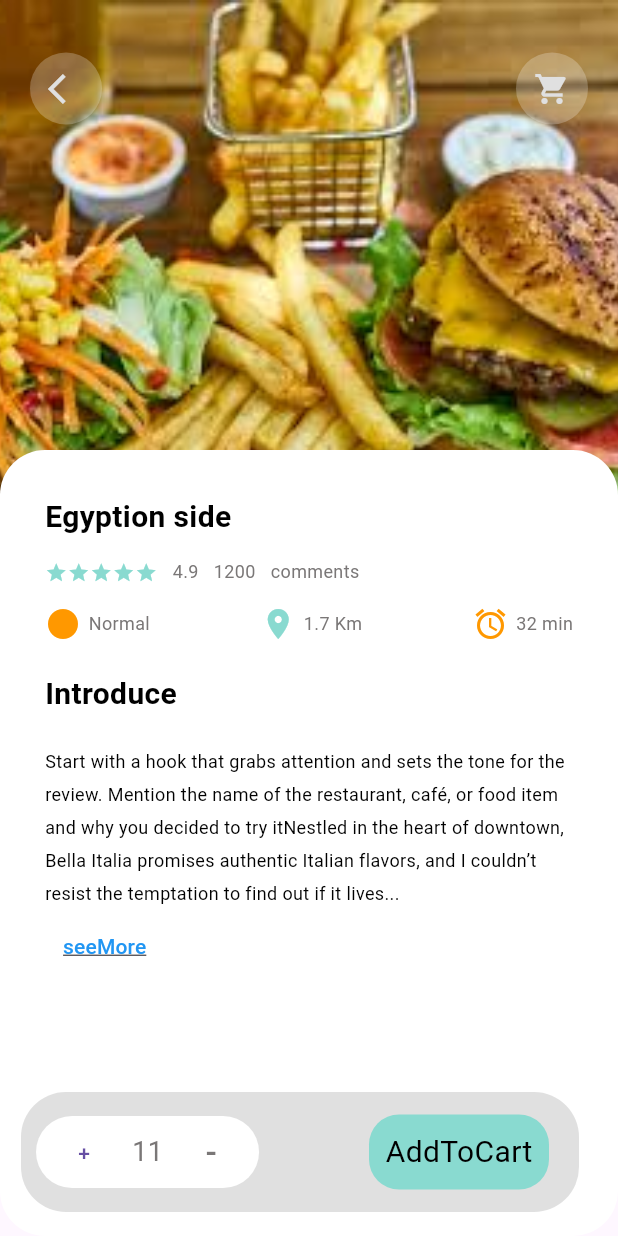
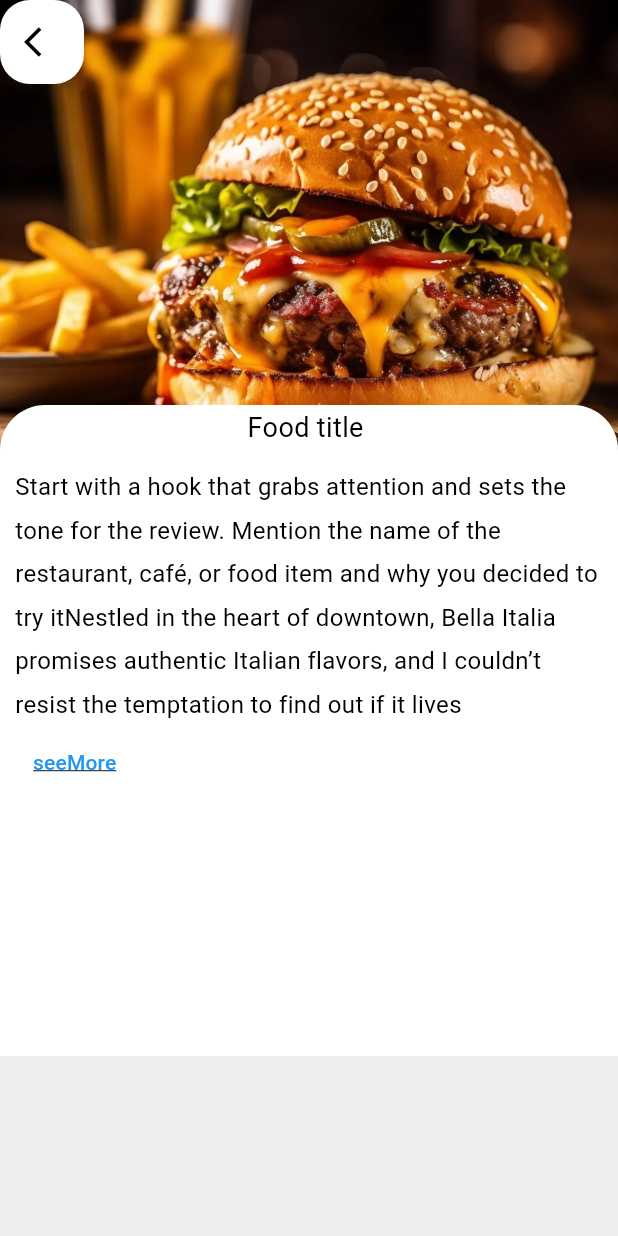
Before and after one commit to alilotfy4321/food_delevry_app, a Flutter app: the screen it shows after launch, after a tap on "Egyption side", on a phone screen of 412 x 824 dp. Run offline on Flutter 3.47's test engine with Material 3 defaults, Android fonts, the phone set to English and light mode, and no system bars; our stand-ins replace flutter_bloc, smooth_page_indicator.

Commit message:
added some changes

```diff
--- a/analysis_options.yaml
+++ b/analysis_options.yaml
@@ -10,6 +10,8 @@
 analyzer:
   errors:
     prefer_const_constructors: ignore
+    non_constant_identifier_names: ignore
+    sort_child_properties_last: ignore
 include: package:flutter_lints/flutter.yaml
 
 linter:
--- /dev/null
+++ b/lib/constant/used_text_test.dart
@@ -0,0 +1,15 @@
+String testText="Start with a hook that grabs attention and sets the tone for the review. Mention the name of the restaurant, café, or food item and why you decided to try it"
+                    "Nestled in the heart of downtown, Bella Italia promises authentic Italian flavors, and I couldn’t resist the temptation to find out if it lives up to the hype"
+                    "Nestled in the heart of downtown, Bella Italia promises authentic Italian flavors, and I couldn’t resist the temptation to find out if it lives up to the hype"
+                    "Nestled in the heart of downtown, Bella Italia promises authentic Italian flavors, and I couldn’t resist the temptation to find out if it lives up to the hype"
+                    "Nestled in the heart of downtown, Bella Italia promises authentic Italian flavors, and I couldn’t resist the temptation to find out if it lives up to the hype"
+                    "attention and sets the tone for the review. Mention the name of the restaurant, café, or food item and why you decided to try it"
+                    "Nestled in the heart of downtown, Bella Italia promises authentic Italian flavors, and I couldn’t resist the temptation to find out if it lives up to the hype"
+                    "Nestled in the heart of downtown, Bella Italia promises authentic Italian flavors, and I couldn’t resist the temptation to find out if it lives up to the hype"
+                    "attention and sets the tone for the review. Mention the name of the restaurant, café, or food item and why you decided to try it"
+                "Nestled in the heart of downtown, Bella Italia promises authentic Italian flavors, and I couldn’t resist the temptation to find out if it lives up to the hype"
+                    "Nestled in the heart of downtown, Bella Italia promises authentic Italian flavors, and I couldn’t resist the temptation to find out if it lives up to the hype"
+                    "Nestled in the heart of downtown, Bella Italia promises authentic Italian flavors, and I couldn’t resist the temptation to find out if it lives up to the hype"
+                    "Nestled in the heart of downtown, Bella Italia promises authentic Italian flavors, and I couldn’t resist the temptation to find out if it lives up to the hype"
+                    "Nestled in the heart of downtown, Bella Italia promises authentic Italian flavors, and I couldn’t resist the temptation to find out if it lives up to the hype"
+                    "Nestled in the heart of downtown, Bella Italia promises authentic Italian flavors, and I couldn’t resist the temptation to find out if it lives up to the hype";
--- a/lib/main.dart
+++ b/lib/main.dart
@@ -22,7 +22,8 @@ class MyApp extends StatelessWidget {
           return MaterialApp(
             debugShowCheckedModeBanner: false,
             theme: ThemeData(),
-            home: HomeScreen(),
+           home: HomeScreen(),
+          //home: CustomScroolSliver(),
           );
         },
       ),
--- /dev/null
+++ b/lib/view/Custom_scrollview_sliver/sliverPage.dart
@@ -0,0 +1,112 @@
+// ignore_for_file: prefer_const_constructors, unused_local_variable
+
+import 'package:flutter/material.dart';
+import 'package:flutter_bloc/flutter_bloc.dart';
+import 'package:food_delevry_app/constant/used_text_test.dart';
+import 'package:food_delevry_app/contraller/food_delevry/food_delevry_cubit.dart';
+import 'package:food_delevry_app/shared_in_app/app_colors.dart';
+import 'package:food_delevry_app/shared_in_app/custom_widget/custom_text/small_text.dart';
+
+class ListPartTwoTapped extends StatelessWidget {
+  const ListPartTwoTapped({super.key});
+
+  @override
+  Widget build(BuildContext context) {
+    double screenW = MediaQuery.sizeOf(context).width;
+    double screenH = MediaQuery.sizeOf(context).width;
+    return BlocBuilder<FoodDelevryCubit, FoodDelevryState>(
+      builder: (context, state) {
+        var cubit = FoodDelevryCubit.get(context);
+        return Scaffold(
+          backgroundColor: Colors.white,
+          body: CustomScrollView(slivers: <Widget>[
+            SliverAppBar(
+              leading: Container(
+                    decoration: BoxDecoration(
+                      color: Colors.white,borderRadius: BorderRadius.circular(20),
+                    ),
+                    child: IconButton(
+                        onPressed: () {
+                          Navigator.pop(context);
+                        },
+                        icon: Icon(Icons.arrow_back_ios,color: Colors.black,)),
+                  ),
+              backgroundColor: Colors.white,
+              expandedHeight: screenH / (screenH / 300),
+              floating: false,
+              pinned: true,
+              flexibleSpace: FlexibleSpaceBar(
+                //title: Text('Sliver Example'),
+
+                background: Image.asset(
+                  'assets/images/1.webp',
+                  fit: BoxFit.cover,
+                ),
+              ),
+              bottom: PreferredSize(
+                preferredSize: Size.fromHeight(0),
+                child: Container(
+                  decoration: BoxDecoration(
+                    color: Colors.white,
+                    borderRadius: BorderRadius.only(
+                        topLeft: Radius.circular(screenH / (screenH / 30)),
+                        topRight: Radius.circular(screenH / (screenH / 30))),
+                  ),
+                  height: screenH / (screenH / 30),
+                  child: Center(
+                    child: SmallText(
+                      text: 'Food title ',
+                      size: screenH / (screenH / 18),
+                      color: Colors.black,
+                    ),
+                  ),
+                ),
+              ),
+            ),
+            SliverToBoxAdapter(
+              child: Padding(
+                padding: const EdgeInsets.all(10.0),
+                child: Column(
+                  crossAxisAlignment: CrossAxisAlignment.start,
+                  children: [
+                    (cubit.isExpanded)
+                        ? SmallText(
+                            text: testText,
+                            height: screenH / (screenH / 1.8),
+                            size: 16,
+                            color: Colors.black,
+                          )
+                        : SmallText(
+                            text: (testText.length < 300)
+                                ? testText
+                                : testText.substring(0, 300),
+                            height: screenH / (screenH / 1.8),
+                            size: screenH / (screenH / 16),
+                            color: Colors.black,
+                          ),
+                    TextButton(
+                        onPressed: () {
+                          cubit.changeTextHeight();
+                        },
+                        child: Text(
+                          (cubit.isExpanded) ? 'seeLess' : 'seeMore',
+                          style: TextStyle(
+                            color: Colors.blue,
+                            decoration: TextDecoration.underline,
+                          ),
+                        ))
+                  ],
+                ),
+              ),
+            ),
+          ]),
+          bottomNavigationBar: Container(
+            height: screenH / (screenH / 120),
+            width: screenW / (screenW / 200),
+            color: Colors.grey[200],
+          ),
+        );
+      },
+    );
+  }
+}
--- /dev/null
+++ b/lib/view/home_page/list_view_part/scrollList_part2.dart
@@ -0,0 +1,91 @@
+// ignore_for_file: non_constant_identifir_names, non_constant_identifier_names
+
+import 'package:flutter/material.dart';
+import 'package:food_delevry_app/shared_in_app/app_colors.dart';
+import 'package:food_delevry_app/shared_in_app/custom_space/v_h_space.dart';
+
+import '../../../shared_in_app/custom_widget/custom_row_icon_text.dart';
+import '../../../shared_in_app/custom_widget/custom_text/big_text.dart';
+import '../../../shared_in_app/custom_widget/custom_text/small_text.dart';
+import '../../Custom_scrollview_sliver/sliverPage.dart';
+
+Widget ScroolListPart2(context) {
+  double screenW = MediaQuery.sizeOf(context).width;
+  double screenH = MediaQuery.sizeOf(context).width;
+  return GestureDetector(
+    onTap: () {
+      Navigator.push(
+        context,
+        MaterialPageRoute(builder: (context) => ListPartTwoTapped()),
+      );
+    },
+    child: Container(
+      height: screenH / (screenH / 120),
+      width: screenW / (screenW / 250),
+      padding: EdgeInsets.all(screenH / (screenH / 10)),
+      margin: EdgeInsets.only(
+        left: screenW / (screenW / 5),
+        right: screenW / (screenW / 10),
+        bottom: screenH / (screenH / 10),
+      ),
+      decoration: BoxDecoration(
+        color: Colors.white,
+        borderRadius: BorderRadius.circular(
+          screenH / (screenH / 15),
+        ),
+      ),
+      child: Column(
+        crossAxisAlignment: CrossAxisAlignment.start,
+        mainAxisAlignment: MainAxisAlignment.spaceBetween,
+        children: [
+          BigText(
+            text: 'Egyption side ',
+            color: Colors.black,
+          ),
+          vSpace(screenH / (screenH / 10)),
+          Row(
+            children: [
+              Wrap(
+                children: List.generate(
+                  5,
+                  (index) => Icon(
+                    Icons.star,
+                    color: AppColors.mainColor,
+                    size: screenW / (screenW / 15),
+                  ),
+                ),
+              ),
+              hSpace(screenW / (screenW / 10)),
+              SmallText(text: '4.9'),
+              hSpace(screenW / (screenW / 10)),
+              SmallText(text: '1200'),
+              hSpace(screenW / (screenW / 10)),
+              SmallText(text: 'comments'),
+            ],
+          ),
+          vSpace(screenH / (screenH / 10)),
+          Row(
+            mainAxisAlignment: MainAxisAlignment.spaceBetween,
+            children: const [
+              CustomRowIconAndText(
+                icon: Icons.circle,
+                text: 'Normal',
+                iconColor: Colors.orange,
+              ),
+              CustomRowIconAndText(
+                icon: Icons.location_on,
+                text: '1.7 Km',
+                iconColor: AppColors.mainColor,
+              ),
+              CustomRowIconAndText(
+                icon: Icons.alarm,
+                text: '32 min',
+                iconColor: Colors.orange,
+              ),
+            ],
+          ),
+        ],
+      ),
+    ),
+  );
+}
--- /dev/null
+++ b/lib/view/home_page/list_view_part/scrollList_part_1.dart
@@ -0,0 +1,28 @@
+// ignore_for_file: non_constant_identifier_names
+
+import 'package:flutter/material.dart';
+
+import '../selected_list_item/selected_list_item.dart';
+
+Widget ScroolListPart1(context) {
+  double screenW = MediaQuery.sizeOf(context).width;
+  double screenH = MediaQuery.sizeOf(context).width;
+  return GestureDetector(
+    onTap: () {
+      Navigator.push(
+        context,
+        MaterialPageRoute(builder: (context) => SelectedListItem()),
+      );
+    },
+    child: Container(
+      decoration: BoxDecoration(
+        color: Colors.amber,
+        image: DecorationImage(
+            image: AssetImage('assets/images/1.webp'), fit: BoxFit.cover),
+        borderRadius: BorderRadius.circular(screenH / (screenH / 20)),
+      ),
+      width: screenW / (screenW / 100),
+      height: screenH / (screenH / 120),
+    ),
+  );
+}
--- a/lib/view/home_page/list_view_part/scrolling_list.dart
+++ b/lib/view/home_page/list_view_part/scrolling_list.dart
@@ -1,11 +1,10 @@
+// ignore_for_file: unused_local_variable
+
 import 'package:flutter/material.dart';
-import 'package:food_delevry_app/shared_in_app/app_colors.dart';
-import 'package:food_delevry_app/shared_in_app/custom_space/v_h_space.dart';
-import 'package:food_delevry_app/view/home_page/selected_list_item/selected_list_item.dart';
+import 'package:food_delevry_app/view/home_page/list_view_part/scrollList_part2.dart';
+import 'package:food_delevry_app/view/home_page/list_view_part/scrollList_part_1.dart';
 
-import '../../../shared_in_app/custom_widget/custom_row_icon_text.dart';
-import '../../../shared_in_app/custom_widget/custom_text/big_text.dart';
-import '../../../shared_in_app/custom_widget/custom_text/small_text.dart';
+
 
 //screenW(screen width) screenH(screen height)
 // screenH/(screenH/value);
@@ -16,116 +15,26 @@ class ListScrollingPart extends StatelessWidget {
   @override
   Widget build(BuildContext context) {
     double screenW = MediaQuery.sizeOf(context).width;
-    double screenH = MediaQuery.sizeOf(context).width;
+  double screenH = MediaQuery.sizeOf(context).width;
     return Expanded(
       child: ListView.builder(
           itemCount: 10,
-          itemBuilder: (contetx, index) => GestureDetector(
-                onTap: () {
-                  Navigator.push(
-                    context,
-                    MaterialPageRoute(builder: (context)=>SelectedListItem()),
-                  );
-                },
-                child: Container(
+          itemBuilder: (contetx, index) =>
+              Container(
                   margin: EdgeInsets.all(10),
-                  height: 120,
+                  height: screenH/(screenH/120),
                   // color: Colors.blue,
                   child: Row(
                     crossAxisAlignment: CrossAxisAlignment.end,
                     children: [
                       //----------1
-                      Container(
-                        decoration: BoxDecoration(
-                          color: Colors.amber,
-                          image: DecorationImage(
-                              image: AssetImage('assets/images/1.webp'),
-                              fit: BoxFit.cover),
-                          borderRadius: BorderRadius.circular(20.0),
-                        ),
-                        width: screenW / (screenW / 100),
-                        height: screenH / (screenH / 120),
-                      ),
+                    ScroolListPart1(context),
                       //---------------------------2
-                      Container(
-                        height: screenH / (screenH / 120),
-                        width: screenW / (screenW / 250),
-                        padding: EdgeInsets.all(screenH / (screenH / 10)),
-                        margin: EdgeInsets.only(
-                          left: screenW / (screenW / 5),
-                          right: screenW / (screenW / 10),
-                          bottom: screenH / (screenH / 10),
-                        ),
-                        decoration: BoxDecoration(
-                            color: Colors.white,
-                            borderRadius: BorderRadius.circular(
-                              screenH / (screenH / 15),
-                            ),
-                            // boxShadow: const [
-                            //   BoxShadow(
-                            //     color: Colors.grey,
-                            //     blurRadius: 5.0,
-                            //     offset: Offset(0, 4),
-                            //   ),
-                            // ]
-                             ),
-                        child: Column(
-                          crossAxisAlignment: CrossAxisAlignment.start,
-                          mainAxisAlignment: MainAxisAlignment.spaceBetween,
-                          children: [
-                            BigText(
-                              text: 'Egyption side ',
-                              color: Colors.black,
-                            ),
-                            vSpace(screenH / (screenH / 10)),
-                            Row(
-                              children: [
-                                Wrap(
-                                  children: List.generate(
-                                    5,
-                                    (index) => Icon(
-                                      Icons.star,
-                                      color: AppColors.mainColor,
-                                      size: screenW / (screenW / 15),
-                                    ),
-                                  ),
-                                ),
-                                hSpace(screenW / (screenW / 10)),
-                                SmallText(text: '4.9'),
-                                hSpace(screenW / (screenW / 10)),
-                                SmallText(text: '1200'),
-                                hSpace(screenW / (screenW / 10)),
-                                SmallText(text: 'comments'),
-                              ],
-                            ),
-                            vSpace(screenH / (screenH / 10)),
-                            Row(
-                              mainAxisAlignment: MainAxisAlignment.spaceBetween,
-                              children: const [
-                                CustomRowIconAndText(
-                                  icon: Icons.circle,
-                                  text: 'Normal',
-                                  iconColor: Colors.orange,
-                                ),
-                                CustomRowIconAndText(
-                                  icon: Icons.location_on,
-                                  text: '1.7 Km',
-                                  iconColor: AppColors.mainColor,
-                                ),
-                                CustomRowIconAndText(
-                                  icon: Icons.alarm,
-                                  text: '32 min',
-                                  iconColor: Colors.orange,
-                                ),
-                              ],
-                            ),
-                          ],
-                        ),
-                      ),
+                     ScroolListPart2(context),
                     ],
                   ),
                 ),
-              )),
+              ),
     );
   }
 }
```
